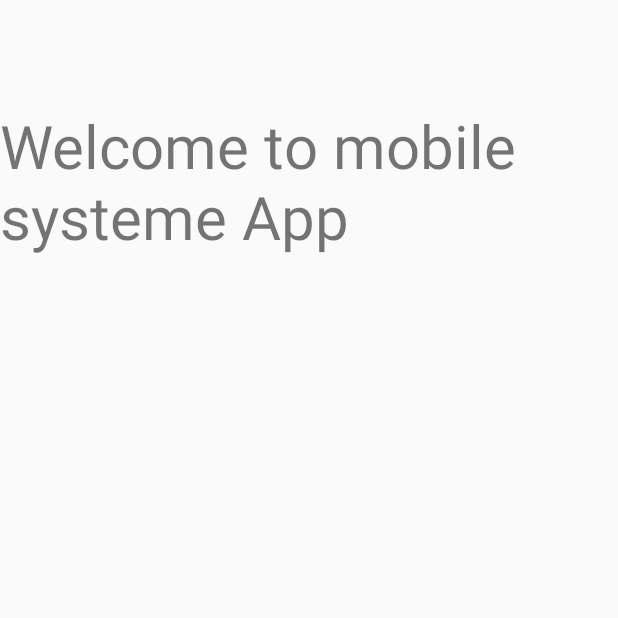
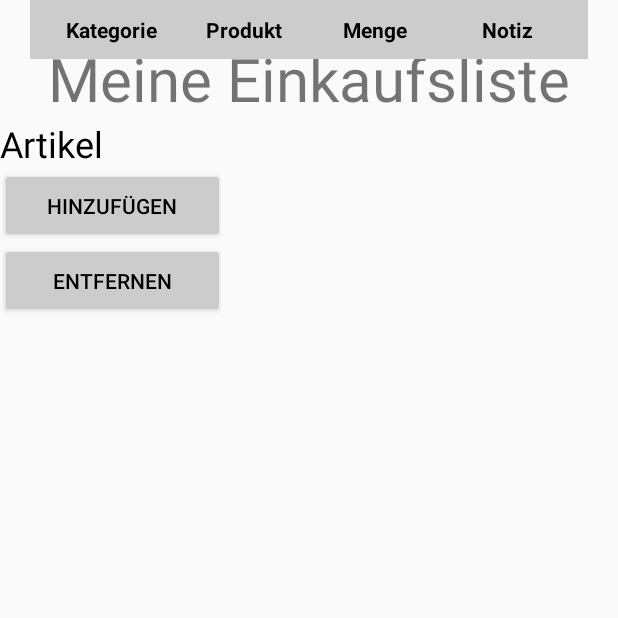
Before and after one commit to KnodelDo/mobsyspr-1, an Android app built with Jetpack Compose: the HomeActivity screen opened directly, with no data from a screen before it, on a phone screen of 412 x 824 dp, the top half of it. Run offline under Robolectric (Android 15) with nearby library versions, the phone set to English and light mode, and no system bars.

Commit message:
design home activity

```diff
--- a/app/src/main/res/layout/activity_home.xml
+++ b/app/src/main/res/layout/activity_home.xml
@@ -11,11 +11,101 @@
         android:id="@+id/textView"
         android:layout_width="wrap_content"
         android:layout_height="wrap_content"
-        android:layout_marginTop="70dp"
-        android:text="Welcome to mobile systeme App"
+        android:layout_marginTop="25dp"
+        android:text="Meine Einkaufsliste"
         android:textSize="40sp"
         app:layout_constraintEnd_toEndOf="parent"
         app:layout_constraintHorizontal_bias="0.5"
         app:layout_constraintStart_toStartOf="parent"
         app:layout_constraintTop_toTopOf="parent" />
+
+    <!-- Remove Button -->
+
+    <TextView
+        android:id="@+id/tvArtikel"
+        android:layout_width="wrap_content"
+        android:layout_height="wrap_content"
+        android:text="Artikel"
+        android:textColor="#000000"
+        android:textSize="24sp"
+        app:layout_constraintTop_toBottomOf="@+id/textView"
+        tools:ignore="MissingConstraints"
+        tools:layout_editor_absoluteX="184dp" />
+
+    <Button
+        android:id="@+id/btnHinzufuegen"
+        android:layout_width="150dp"
+        android:layout_height="50dp"
+        android:layout_gravity="center"
+        android:backgroundTint="#CCCCCC"
+        android:elevation="2dp"
+        android:text="Hinzufügen"
+        android:textColor="#000000"
+        app:layout_constraintTop_toBottomOf="@+id/tvArtikel"
+        tools:ignore="MissingConstraints"
+        tools:layout_editor_absoluteX="150dp" />
+
+    <Button
+        android:id="@+id/btnEntfernen"
+        android:layout_width="150dp"
+        android:layout_height="50dp"
+        android:layout_gravity="center"
+        android:backgroundTint="#CCCCCC"
+        android:elevation="2dp"
+        android:text="Entfernen"
+        android:textColor="#000000"
+        app:layout_constraintTop_toBottomOf="@+id/btnHinzufuegen"
+        tools:ignore="MissingConstraints"
+        tools:layout_editor_absoluteX="150dp" />
+
+    <LinearLayout
+        android:layout_width="match_parent"
+        android:layout_height="wrap_content"
+        android:layout_margin="20dp"
+        android:background="#CCCCCC"
+        android:gravity="center"
+        android:orientation="horizontal"
+        android:padding="10dp"
+        android:weightSum="4"
+        tools:ignore="MissingConstraints"
+        tools:layout_editor_absoluteX="24dp"
+        tools:layout_editor_absoluteY="237dp">
+
+        <TextView
+            android:layout_width="0dp"
+            android:layout_height="wrap_content"
+            android:layout_weight="1"
+            android:gravity="center"
+            android:text="Kategorie"
+            android:textColor="#000000"
+            android:textStyle="bold" />
+
+        <TextView
+            android:layout_width="0dp"
+            android:layout_height="wrap_content"
+            android:layout_weight="1"
+            android:gravity="center"
+            android:text="Produkt"
+            android:textColor="#000000"
+            android:textStyle="bold" />
+
+        <TextView
+            android:layout_width="0dp"
+            android:layout_height="wrap_content"
+            android:layout_weight="1"
+            android:gravity="center"
+            android:text="Menge"
+            android:textColor="#000000"
+            android:textStyle="bold" />
+
+        <TextView
+            android:layout_width="0dp"
+            android:layout_height="wrap_content"
+            android:layout_weight="1"
+            android:gravity="center"
+            android:text="Notiz"
+            android:textColor="#000000"
+            android:textStyle="bold" />
+    </LinearLayout>
+
 </androidx.constraintlayout.widget.ConstraintLayout>
```
Also changed, not shown: 3 other files.
